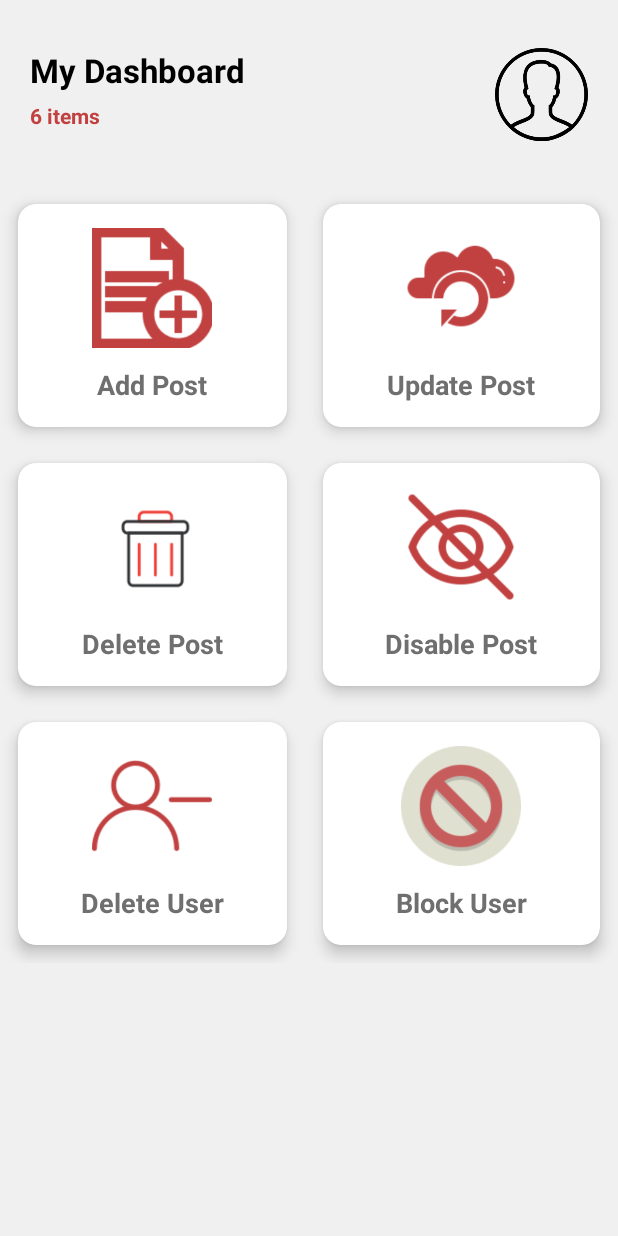
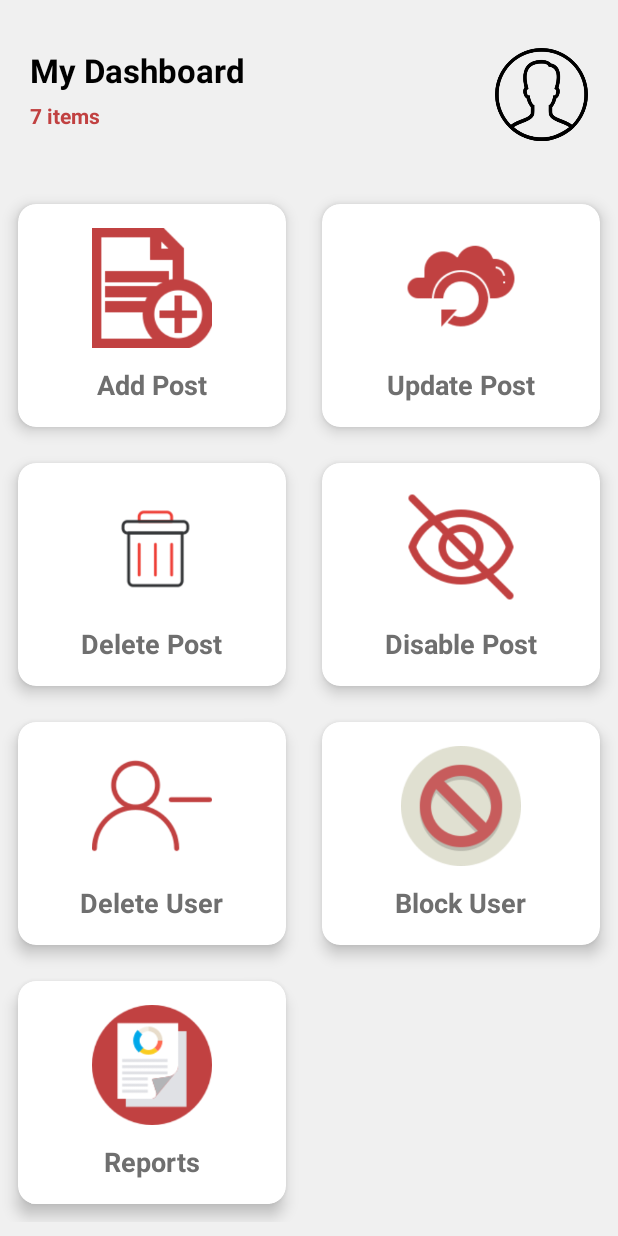
Before and after one commit to MohammedFouadx/ControlPanel, an Android app: the screen it shows after launch (MainActivity), on a phone screen of 412 x 824 dp. Run offline under Robolectric (Android 15) with nearby library versions, the phone set to English and light mode, and no system bars.

Commit message:
add reports item

```diff
--- a/app/src/main/res/layout/activity_main.xml
+++ b/app/src/main/res/layout/activity_main.xml
@@ -35,7 +35,7 @@
                 android:layout_below="@+id/tvMyDashBoard"
                 android:layout_width="wrap_content"
                 android:layout_height="wrap_content"
-                android:text="6 items"
+                android:text="7 items"
                 android:textSize="14sp"
                 android:textColor="#c14141"
                 android:layout_marginTop="6dp"
@@ -319,6 +319,48 @@
 
 
             </androidx.cardview.widget.CardView>
+            <androidx.cardview.widget.CardView
+                android:layout_width="wrap_content"
+                android:layout_height="wrap_content"
+                android:layout_columnWeight="1"
+                android:layout_rowWeight="1"
+                app:cardElevation="6dp"
+                app:cardCornerRadius="12dp"
+                android:layout_margin="12dp">
+
+
+                <LinearLayout
+                    android:layout_width="match_parent"
+                    android:layout_height="match_parent"
+                    android:gravity="center"
+                    android:padding="16dp"
+                    android:orientation="vertical">
+
+
+
+                    <ImageView
+                        android:layout_width="80dp"
+                        android:layout_height="80dp"
+                        android:src="@drawable/reports"/>
+                    <TextView
+                        android:layout_width="wrap_content"
+                        android:layout_height="wrap_content"
+                        android:text="Reports"
+                        android:textStyle="bold"
+                        android:textColor="#6f6f6f"
+                        android:layout_marginTop="12dp"
+                        android:textSize="18sp">
+
+                    </TextView>
+
+
+
+                </LinearLayout>
+
+
+
+
+            </androidx.cardview.widget.CardView>
 
 
 
```
Also changed, not shown: app/src/main/res/drawable/reports.png (added).
